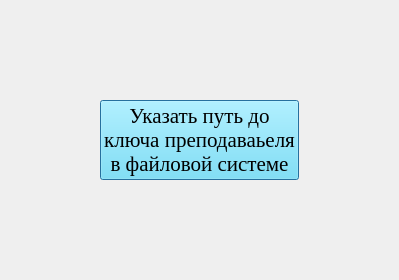
The window that qt_designer_ui/win_first_launch.ui (IvaMarin/Project-Network-Diagram-App) describes before a commit, drawn with Qt 5.
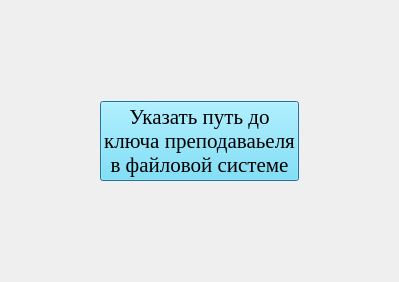
The same window after the commit.

```diff
--- a/qt_designer_ui/win_first_launch.ui
+++ b/qt_designer_ui/win_first_launch.ui
@@ -6,8 +6,8 @@
    <rect>
     <x>0</x>
     <y>0</y>
-    <width>397</width>
-    <height>279</height>
+    <width>399</width>
+    <height>282</height>
    </rect>
   </property>
   <property name="windowTitle">
@@ -31,6 +31,9 @@
    </property>
    <item>
     <widget class="QPushButton" name="btnSearchPathToKey">
+     <property name="enabled">
+      <bool>true</bool>
+     </property>
      <property name="font">
       <font>
        <family>Times New Roman</family>
@@ -45,6 +48,12 @@
 ключа преподаваьеля
 в файловой системе</string>
      </property>
+     <property name="checkable">
+      <bool>true</bool>
+     </property>
+     <property name="checked">
+      <bool>false</bool>
+     </property>
     </widget>
    </item>
   </layout>
```
